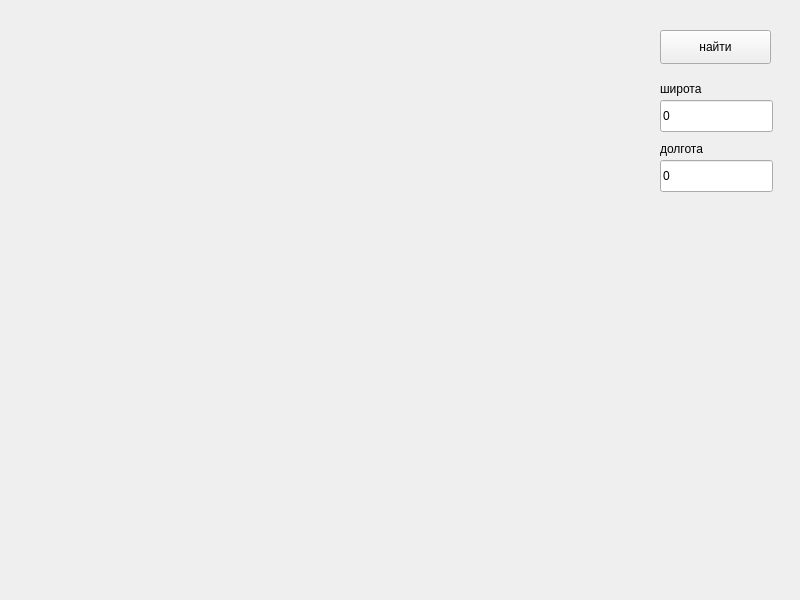
Above: form.ui from cr4zyhog/BigYandexApiProjMikhail before the change. Below: the same form after it.
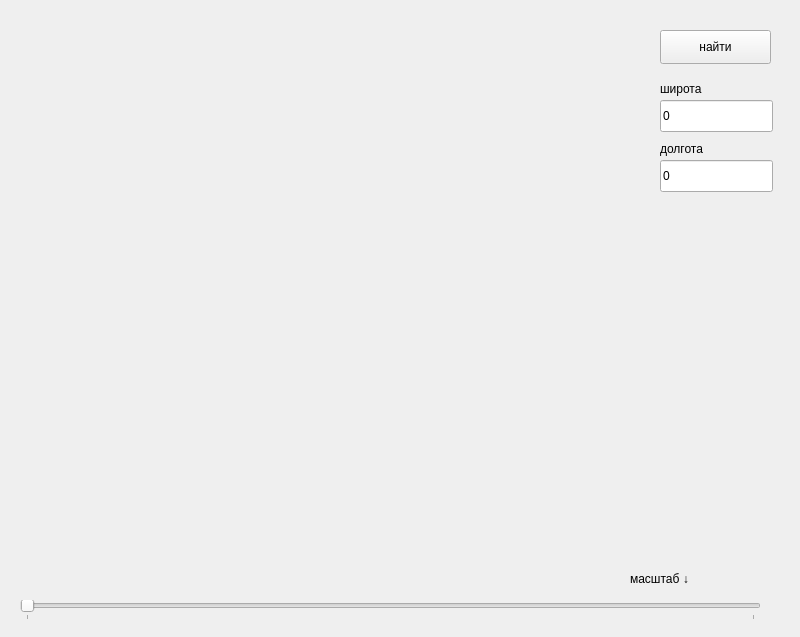
That is the form after the change.

Patch:
```diff
--- a/form.ui
+++ b/form.ui
@@ -7,7 +7,7 @@
     <x>0</x>
     <y>0</y>
     <width>800</width>
-    <height>600</height>
+    <height>637</height>
    </rect>
   </property>
   <property name="windowTitle">
@@ -83,14 +83,46 @@
     <rect>
      <x>10</x>
      <y>20</y>
-     <width>631</width>
-     <height>561</height>
+     <width>550</width>
+     <height>550</height>
     </rect>
    </property>
    <property name="text">
     <string/>
    </property>
   </widget>
+  <widget class="QSlider" name="horizontalSlider">
+   <property name="geometry">
+    <rect>
+     <x>20</x>
+     <y>600</y>
+     <width>741</width>
+     <height>20</height>
+    </rect>
+   </property>
+   <property name="orientation">
+    <enum>Qt::Horizontal</enum>
+   </property>
+   <property name="tickPosition">
+    <enum>QSlider::TicksBelow</enum>
+   </property>
+   <property name="tickInterval">
+    <number>100</number>
+   </property>
+  </widget>
+  <widget class="QLabel" name="label">
+   <property name="geometry">
+    <rect>
+     <x>630</x>
+     <y>570</y>
+     <width>151</width>
+     <height>18</height>
+    </rect>
+   </property>
+   <property name="text">
+    <string>масштаб ↓</string>
+   </property>
+  </widget>
  </widget>
  <resources/>
  <connections/>
```
